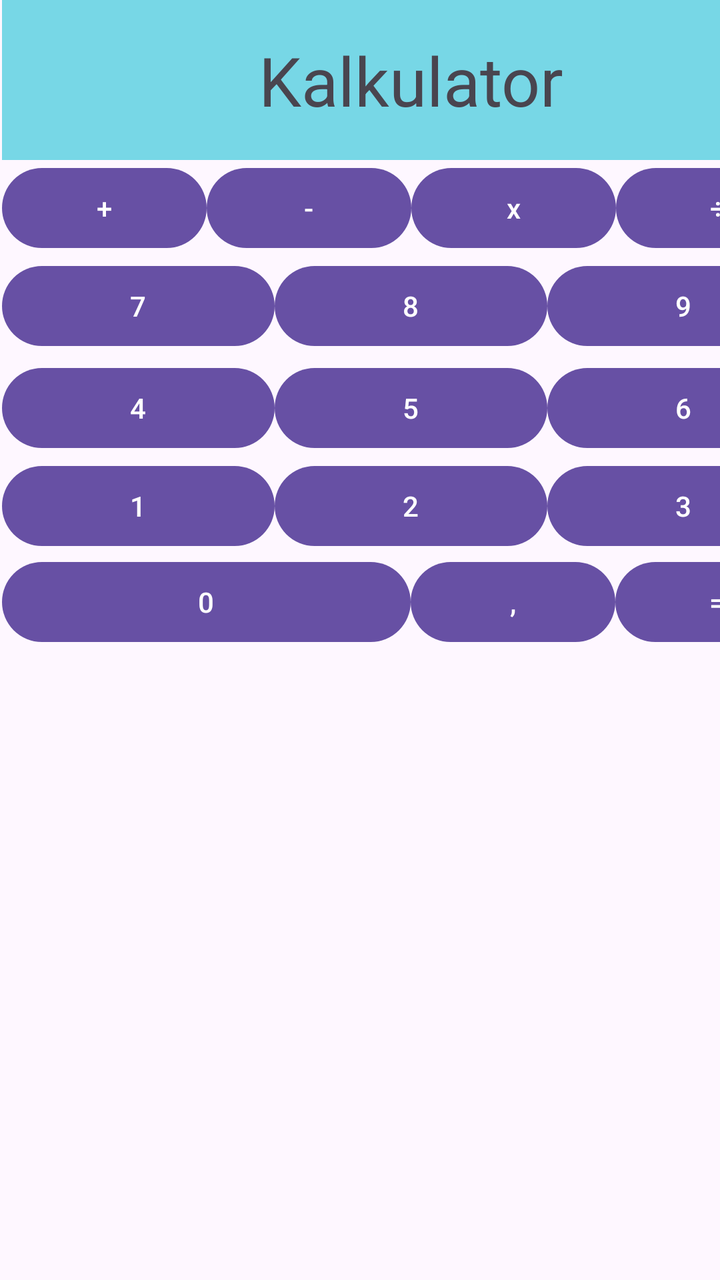
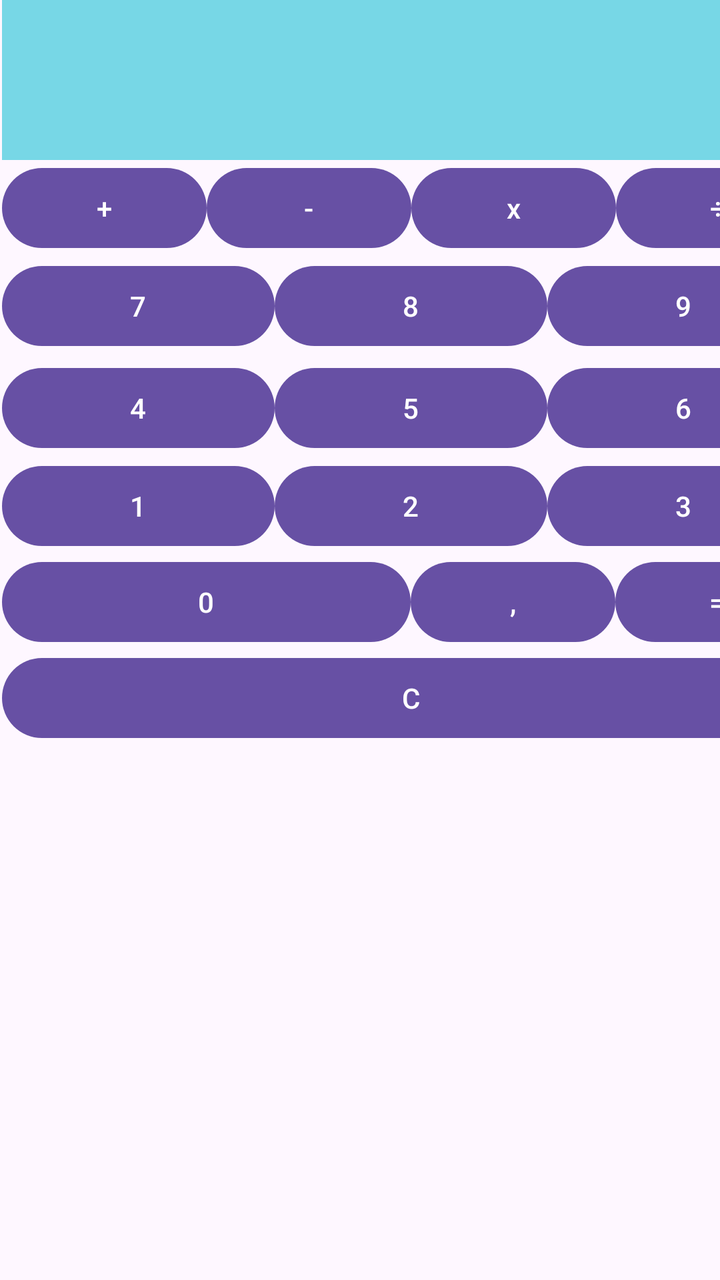

Compare the two renders of this Android layout. The source of the first and the diff that turns it into the second are given below.
<!-- AndroidManifest.xml: application theme Theme.Kalkulator -->
<!-- res/layout/activity_main.xml -->
<?xml version="1.0" encoding="utf-8"?>
<androidx.constraintlayout.widget.ConstraintLayout xmlns:android="http://schemas.android.com/apk/res/android"
    xmlns:app="http://schemas.android.com/apk/res-auto"
    xmlns:tools="http://schemas.android.com/tools"
    android:id="@+id/main"
    android:layout_width="match_parent"
    android:layout_height="match_parent"
    tools:context=".MainActivity">


    <LinearLayout
        android:layout_width="409dp"
        android:layout_height="729dp"
        android:layout_marginStart="1dp"
        android:orientation="vertical"
        app:layout_constraintStart_toStartOf="parent"
        app:layout_constraintTop_toTopOf="parent">

        <TextView
            android:id="@+id/textView"
            android:layout_width="match_parent"
            android:layout_height="wrap_content"
            android:height="80dp"
            android:background="#77D7E6"
            android:gravity="center"
            android:text="Kalkulator"
            android:textSize="34sp" />


        <LinearLayout
            android:layout_width="match_parent"
            android:layout_height="49dp"
            android:orientation="horizontal">

            <Button
                android:id="@+id/button3"
                android:layout_width="match_parent"
                android:layout_height="wrap_content"
                android:layout_weight="1"
                android:text="+" />

            <Button
                android:id="@+id/button4"
                android:layout_width="match_parent"
                android:layout_height="wrap_content"
                android:layout_weight="1"
                android:text="-" />

            <Button
                android:id="@+id/button5"
                android:layout_width="match_parent"
                android:layout_height="wrap_content"
                android:layout_weight="1"
                android:text="x" />

            <Button
                android:id="@+id/button6"
                android:layout_width="match_parent"
                android:layout_height="wrap_content"
                android:layout_weight="1"
                android:text="÷" />

        </LinearLayout>

        <LinearLayout
            android:layout_width="match_parent"
            android:layout_height="51dp"
            android:orientation="horizontal">

            <Button
                android:id="@+id/button7"
                android:layout_width="match_parent"
                android:layout_height="wrap_content"
                android:layout_weight="1"
                android:text="7" />

            <Button
                android:id="@+id/button8"
                android:layout_width="match_parent"
                android:layout_height="wrap_content"
                android:layout_weight="1"
                android:text="8" />

            <Button
                android:id="@+id/button9"
                android:layout_width="match_parent"
                android:layout_height="wrap_content"
                android:layout_weight="1"
                android:text="9" />
        </LinearLayout>

        <LinearLayout
            android:layout_width="match_parent"
            android:layout_height="49dp"
            android:orientation="horizontal">

            <Button
                android:id="@+id/button10"
                android:layout_width="match_parent"
                android:layout_height="wrap_content"
                android:layout_weight="1"
                android:text="4" />

            <Button
                android:id="@+id/button11"
                android:layout_width="match_parent"
                android:layout_height="wrap_content"
                android:layout_weight="1"
                android:text="5" />

            <Button
                android:id="@+id/button12"
                android:layout_width="match_parent"
                android:layout_height="wrap_content"
                android:layout_weight="1"
                android:text="6" />
        </LinearLayout>

        <LinearLayout
            android:layout_width="match_parent"
            android:layout_height="48dp"
            android:orientation="horizontal">

            <Button
                android:id="@+id/button13"
                android:layout_width="match_parent"
                android:layout_height="wrap_content"
                android:layout_weight="1"
                android:text="1" />

            <Button
                android:id="@+id/button14"
                android:layout_width="match_parent"
                android:layout_height="wrap_content"
                android:layout_weight="1"
                android:text="2" />

            <Button
                android:id="@+id/button15"
                android:layout_width="match_parent"
                android:layout_height="wrap_content"
                android:layout_weight="1"
                android:text="3" />
        </LinearLayout>

        <LinearLayout
            android:layout_width="match_parent"
            android:layout_height="48dp"
            android:orientation="horizontal">

            <Button
                android:id="@+id/button16"
                android:layout_width="0dp"
                android:layout_height="wrap_content"
                android:layout_weight="2"
                android:text="0" />

            <Button
                android:id="@+id/button17"
                android:layout_width="0dp"
                android:layout_height="wrap_content"
                android:layout_weight="1"
                android:text="," />

            <Button
                android:id="@+id/button18"
                android:layout_width="0dp"
                android:layout_height="wrap_content"
                android:layout_weight="1"
                android:text="=" />
        </LinearLayout>


    </LinearLayout>
</androidx.constraintlayout.widget.ConstraintLayout>
<!-- resources referenced by this layout -->
<resources>
  <style name="Theme.Kalkulator" parent="Base.Theme.Kalkulator" />
  <style name="Base.Theme.Kalkulator" parent="Theme.Material3.DayNight.NoActionBar">
          
          
      </style>
</resources>

<!-- the commit's change to res/layout/activity_main.xml (unified diff, before → after) -->
@@ -22,8 +22,8 @@
             android:layout_height="wrap_content"
             android:height="80dp"
             android:background="#77D7E6"
-            android:gravity="center"
-            android:text="Kalkulator"
+            android:gravity="bottom|end"
+            android:text="0"
             android:textSize="34sp" />
 
 
@@ -170,6 +170,12 @@
                 android:text="=" />
         </LinearLayout>
 
+        <Button
+            android:id="@+id/button19"
+            android:layout_width="match_parent"
+            android:layout_height="wrap_content"
+            android:text="C" />
+
 
     </LinearLayout>
 </androidx.constraintlayout.widget.ConstraintLayout>
